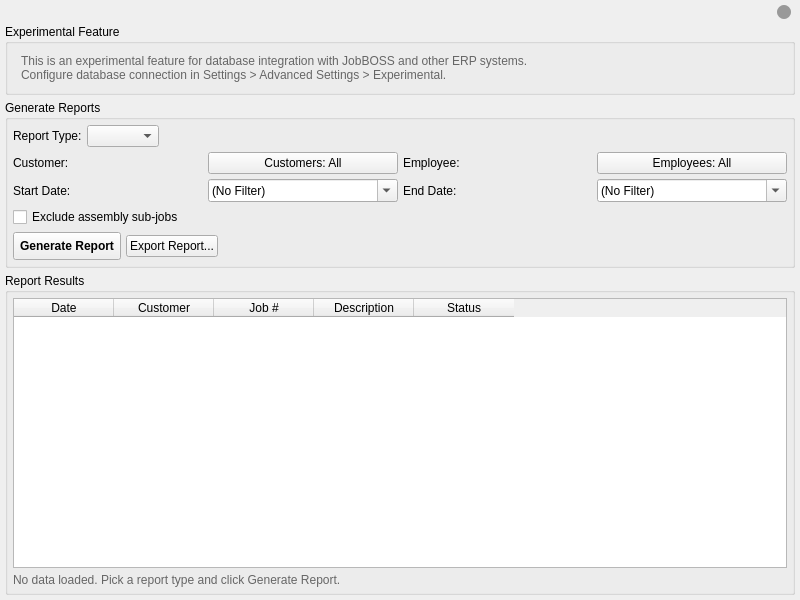
First picture: the form in modules/reporting/ui/reporting_tab.ui, repository i-machine-things-org/JobDocs, before the edit.
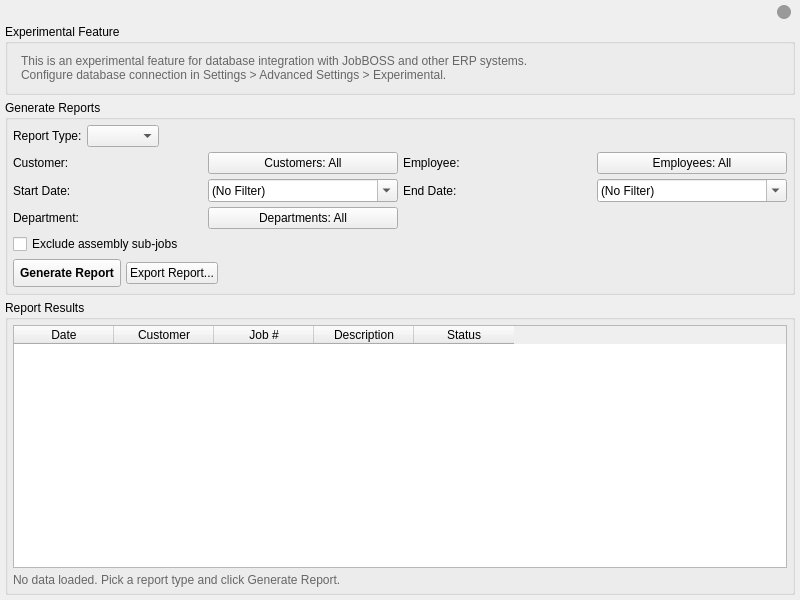
Second picture: the form after the edit.

Commit message: feat: add Department filter to Employee Efficiency reports

The edit to the form file:
```diff
--- a/modules/reporting/ui/reporting_tab.ui
+++ b/modules/reporting/ui/reporting_tab.ui
@@ -293,7 +293,21 @@
           </property>
          </widget>
         </item>
-        <item row="2" column="0" colspan="4">
+        <item row="2" column="0">
+         <widget class="QLabel" name="departmentLabel">
+          <property name="text">
+           <string>Department:</string>
+          </property>
+         </widget>
+        </item>
+        <item row="2" column="1">
+         <widget class="QPushButton" name="department_filter_btn">
+          <property name="text">
+           <string>Departments: All</string>
+          </property>
+         </widget>
+        </item>
+        <item row="3" column="0" colspan="4">
          <widget class="QCheckBox" name="exclude_assemblies_check">
           <property name="text">
            <string>Exclude assembly sub-jobs</string>
```
Left out of the diff: 4 changed lines with no effect on the pictures. The commit also changes 7 other files.
